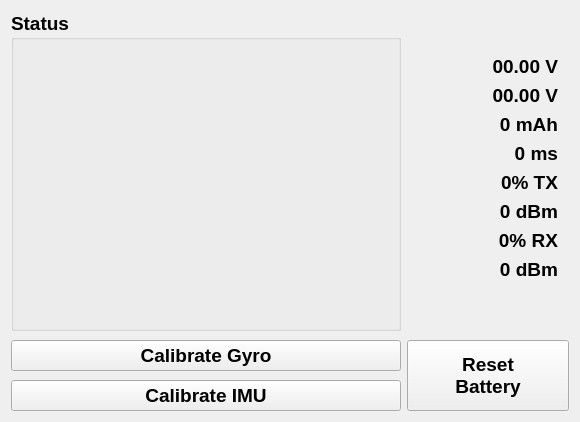
Old version of the form controller_rc/ui/main.ui in the repository dridri/bcflight.
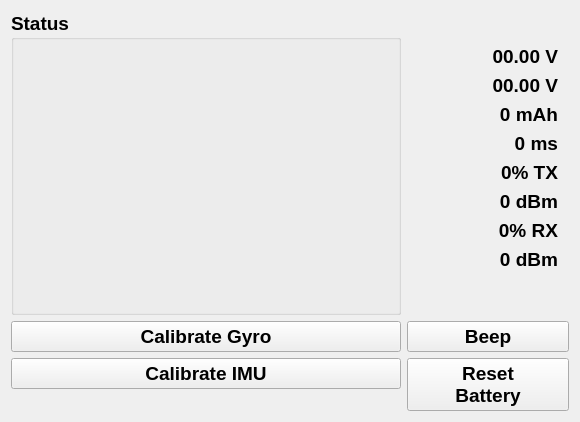
New version of the form.

Commit message: add MOTORS_BEEP command + securely disable DSHOT signal on program crash / close

What changed in the file:
```diff
--- a/controller_rc/ui/main.ui
+++ b/controller_rc/ui/main.ui
@@ -21,48 +21,7 @@
    <string>Form</string>
   </property>
   <layout class="QGridLayout" name="gridLayout_3">
-   <item row="0" column="0">
-    <widget class="QGroupBox" name="groupBox">
-     <property name="sizePolicy">
-      <sizepolicy hsizetype="Preferred" vsizetype="Expanding">
-       <horstretch>0</horstretch>
-       <verstretch>0</verstretch>
-      </sizepolicy>
-     </property>
-     <property name="title">
-      <string>Status</string>
-     </property>
-     <layout class="QGridLayout" name="gridLayout_2">
-      <property name="topMargin">
-       <number>0</number>
-      </property>
-      <item row="0" column="0">
-       <widget class="QLabel" name="status">
-        <property name="text">
-         <string/>
-        </property>
-        <property name="alignment">
-         <set>Qt::AlignLeading|Qt::AlignLeft|Qt::AlignTop</set>
-        </property>
-       </widget>
-      </item>
-      <item row="1" column="0">
-       <widget class="QLabel" name="warnings">
-        <property name="styleSheet">
-         <string notr="true">color: rgb(255, 85, 0);</string>
-        </property>
-        <property name="text">
-         <string/>
-        </property>
-        <property name="alignment">
-         <set>Qt::AlignLeading|Qt::AlignLeft|Qt::AlignTop</set>
-        </property>
-       </widget>
-      </item>
-     </layout>
-    </widget>
-   </item>
-   <item row="0" column="1" rowspan="2">
+   <item row="0" column="2">
     <widget class="QWidget" name="widget" native="true">
      <property name="sizePolicy">
       <sizepolicy hsizetype="Preferred" vsizetype="Maximum">
@@ -224,66 +183,94 @@
      </layout>
     </widget>
    </item>
-   <item row="1" column="0">
-    <spacer name="verticalSpacer_4">
-     <property name="orientation">
-      <enum>Qt::Vertical</enum>
+   <item row="1" column="2">
+    <widget class="QPushButton" name="beep">
+     <property name="sizePolicy">
+      <sizepolicy hsizetype="Minimum" vsizetype="Minimum">
+       <horstretch>0</horstretch>
+       <verstretch>0</verstretch>
+      </sizepolicy>
      </property>
-     <property name="sizeType">
-      <enum>QSizePolicy::Fixed</enum>
+     <property name="text">
+      <string>Beep</string>
      </property>
-     <property name="sizeHint" stdset="0">
-      <size>
-       <width>20</width>
-       <height>3</height>
-      </size>
+     <property name="checkable">
+      <bool>true</bool>
      </property>
-    </spacer>
+     <property name="checked">
+      <bool>false</bool>
+     </property>
+    </widget>
    </item>
-   <item row="2" column="0">
+   <item row="2" column="2" rowspan="2">
+    <widget class="QPushButton" name="reset_battery">
+     <property name="sizePolicy">
+      <sizepolicy hsizetype="Minimum" vsizetype="Minimum">
+       <horstretch>0</horstretch>
+       <verstretch>0</verstretch>
+      </sizepolicy>
+     </property>
+     <property name="text">
+      <string>Reset
+Battery</string>
+     </property>
+    </widget>
+   </item>
+   <item row="0" column="0" colspan="2">
+    <widget class="QGroupBox" name="groupBox">
+     <property name="sizePolicy">
+      <sizepolicy hsizetype="Preferred" vsizetype="Expanding">
+       <horstretch>0</horstretch>
+       <verstretch>0</verstretch>
+      </sizepolicy>
+     </property>
+     <property name="title">
+      <string>Status</string>
+     </property>
+     <layout class="QGridLayout" name="gridLayout_2">
+      <property name="topMargin">
+       <number>0</number>
+      </property>
+      <item row="0" column="0">
+       <widget class="QLabel" name="status">
+        <property name="text">
+         <string/>
+        </property>
+        <property name="alignment">
+         <set>Qt::AlignLeading|Qt::AlignLeft|Qt::AlignTop</set>
+        </property>
+       </widget>
+      </item>
+      <item row="1" column="0">
+       <widget class="QLabel" name="warnings">
+        <property name="styleSheet">
+         <string notr="true">color: rgb(255, 85, 0);</string>
+        </property>
+        <property name="text">
+         <string/>
+        </property>
+        <property name="alignment">
+         <set>Qt::AlignLeading|Qt::AlignLeft|Qt::AlignTop</set>
+        </property>
+       </widget>
+      </item>
+     </layout>
+    </widget>
+   </item>
+   <item row="1" column="0" colspan="2">
     <widget class="QPushButton" name="calibrate_gyro">
      <property name="text">
       <string>Calibrate Gyro</string>
      </property>
     </widget>
    </item>
-   <item row="3" column="0">
-    <spacer name="verticalSpacer_3">
-     <property name="orientation">
-      <enum>Qt::Vertical</enum>
-     </property>
-     <property name="sizeType">
-      <enum>QSizePolicy::Fixed</enum>
-     </property>
-     <property name="sizeHint" stdset="0">
-      <size>
-       <width>20</width>
-       <height>3</height>
-      </size>
-     </property>
-    </spacer>
-   </item>
-   <item row="4" column="0">
+   <item row="2" column="0" colspan="2">
     <widget class="QPushButton" name="calibrate_imu">
      <property name="text">
       <string>Calibrate IMU</string>
      </property>
     </widget>
    </item>
-   <item row="2" column="1" rowspan="3">
-    <widget class="QPushButton" name="reset_battery">
-     <property name="sizePolicy">
-      <sizepolicy hsizetype="Minimum" vsizetype="Minimum">
-       <horstretch>0</horstretch>
-       <verstretch>0</verstretch>
-      </sizepolicy>
-     </property>
-     <property name="text">
-      <string>Reset
-Battery</string>
-     </property>
-    </widget>
-   </item>
   </layout>
  </widget>
  <resources/>
```
The commit also changes 21 other files.
